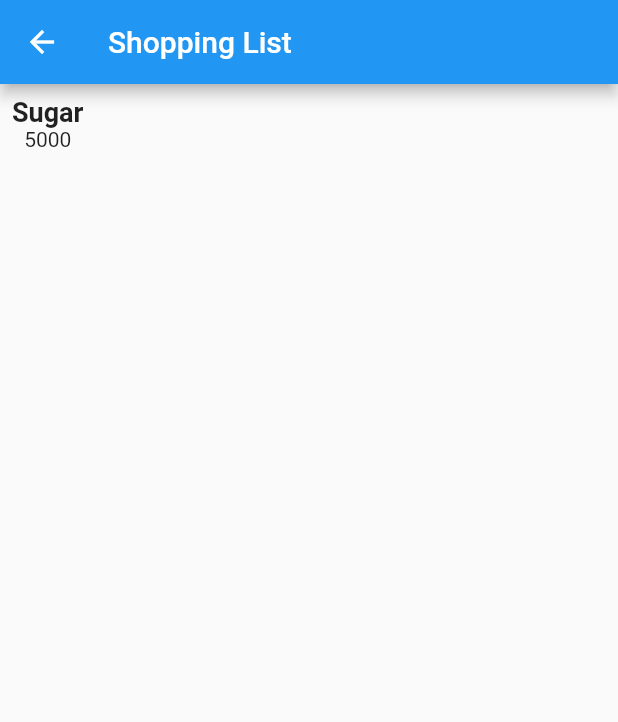
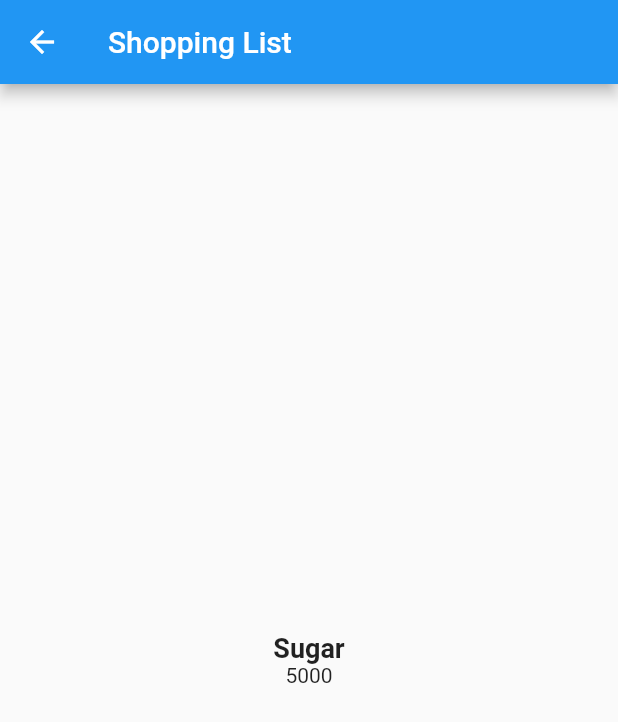
Before and after one commit to KevinBenaya/kevin_navigationjs, a Flutter app: the screen it shows after launch, after a tap on "Sugar", on a phone screen of 412 x 824 dp. Shown: the top 722 px of the screen. Run offline on Flutter 3.47's test engine with Material 2 defaults, Android fonts, the phone set to English and light mode, and no system bars.

Commit message:
Add pictures

```diff
--- a/lib/pages/item_page.dart
+++ b/lib/pages/item_page.dart
@@ -15,6 +15,7 @@ class ItemPage extends StatelessWidget {
       body: Container(
         margin: const EdgeInsets.all(8),
         child: Column(
+          mainAxisAlignment: MainAxisAlignment.center,
           children: [
             Text(
               itemArgs.name,
@@ -23,7 +24,12 @@ class ItemPage extends StatelessWidget {
                 fontWeight: FontWeight.w600,
               ),
             ),
-            Text(itemArgs.price.toString()),
+            Row(
+              mainAxisAlignment: MainAxisAlignment.center,
+              children: [
+                Text(itemArgs.price.toString()),
+              ],
+            ),
           ],
         ),
       ),
--- a/pubspec.yaml
+++ b/pubspec.yaml
@@ -58,9 +58,9 @@ flutter:
   uses-material-design: true
 
   # To add assets to your application, add an assets section, like this:
-  # assets:
-  #   - images/a_dot_burr.jpeg
-  #   - images/a_dot_ham.jpeg
+  assets:
+  assets/images/
+
 
   # An image asset can refer to one or more resolution-specific "variants", see
   # https://flutter.dev/assets-and-images/#resolution-aware.
```
Also changed, not shown: assets/images/Salt.png (added), assets/images/Sugar.png (added).
